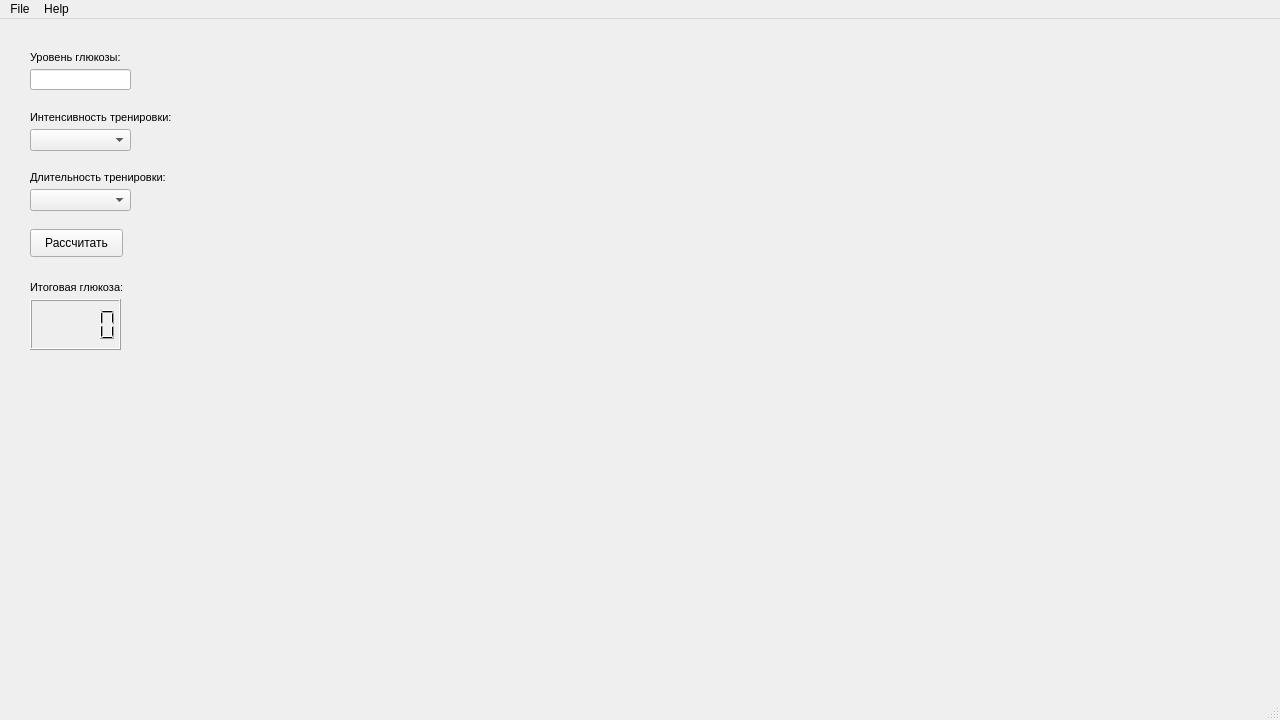
Qt form gui.ui (AlexSergEdge/GlucoMetaSim) before a commit.
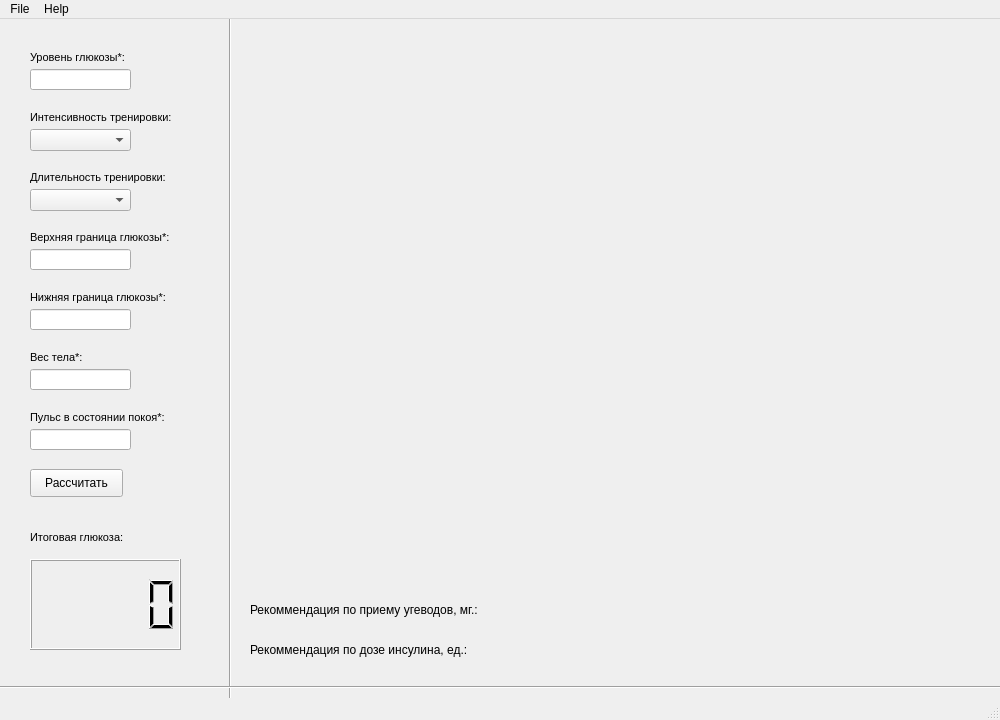
The same form after that commit.

What changed in the file:
```diff
--- a/gui.ui
+++ b/gui.ui
@@ -6,19 +6,19 @@
    <rect>
     <x>0</x>
     <y>0</y>
-    <width>1280</width>
+    <width>1000</width>
     <height>720</height>
    </rect>
   </property>
   <property name="minimumSize">
    <size>
-    <width>1280</width>
+    <width>1000</width>
     <height>720</height>
    </size>
   </property>
   <property name="maximumSize">
    <size>
-    <width>1280</width>
+    <width>1000</width>
     <height>720</height>
    </size>
   </property>
@@ -30,9 +30,9 @@
     <property name="geometry">
      <rect>
       <x>30</x>
-      <y>280</y>
-      <width>91</width>
-      <height>51</height>
+      <y>540</y>
+      <width>151</width>
+      <height>91</height>
      </rect>
     </property>
    </widget>
@@ -81,7 +81,7 @@
      </font>
     </property>
     <property name="text">
-     <string>Уровень глюкозы:</string>
+     <string>Уровень глюкозы*:</string>
     </property>
    </widget>
    <widget class="QLabel" name="label_2">
@@ -124,7 +124,7 @@
     <property name="geometry">
      <rect>
       <x>30</x>
-      <y>210</y>
+      <y>450</y>
       <width>93</width>
       <height>28</height>
      </rect>
@@ -136,8 +136,8 @@
    <widget class="QLabel" name="ImageLabel">
     <property name="geometry">
      <rect>
-      <x>220</x>
-      <y>30</y>
+      <x>290</x>
+      <y>40</y>
       <width>640</width>
       <height>480</height>
      </rect>
@@ -156,7 +156,7 @@
     <property name="geometry">
      <rect>
       <x>30</x>
-      <y>260</y>
+      <y>510</y>
       <width>181</width>
       <height>16</height>
      </rect>
@@ -170,13 +170,268 @@
      <string>Итоговая глюкоза:</string>
     </property>
    </widget>
+   <widget class="QLabel" name="errorLabel">
+    <property name="geometry">
+     <rect>
+      <x>30</x>
+      <y>70</y>
+      <width>161</width>
+      <height>16</height>
+     </rect>
+    </property>
+    <property name="text">
+     <string/>
+    </property>
+   </widget>
+   <widget class="QLabel" name="label_5">
+    <property name="geometry">
+     <rect>
+      <x>30</x>
+      <y>210</y>
+      <width>171</width>
+      <height>16</height>
+     </rect>
+    </property>
+    <property name="font">
+     <font>
+      <pointsize>8</pointsize>
+     </font>
+    </property>
+    <property name="text">
+     <string>Верхняя граница глюкозы*:</string>
+    </property>
+   </widget>
+   <widget class="QLabel" name="errorLabelGHigh">
+    <property name="geometry">
+     <rect>
+      <x>30</x>
+      <y>250</y>
+      <width>161</width>
+      <height>16</height>
+     </rect>
+    </property>
+    <property name="text">
+     <string/>
+    </property>
+   </widget>
+   <widget class="QLineEdit" name="lineEditGHigh">
+    <property name="geometry">
+     <rect>
+      <x>30</x>
+      <y>230</y>
+      <width>101</width>
+      <height>21</height>
+     </rect>
+    </property>
+   </widget>
+   <widget class="QLabel" name="label_6">
+    <property name="geometry">
+     <rect>
+      <x>30</x>
+      <y>270</y>
+      <width>171</width>
+      <height>16</height>
+     </rect>
+    </property>
+    <property name="font">
+     <font>
+      <pointsize>8</pointsize>
+     </font>
+    </property>
+    <property name="text">
+     <string>Нижняя граница глюкозы*:</string>
+    </property>
+   </widget>
+   <widget class="QLabel" name="errorLabelGLow">
+    <property name="geometry">
+     <rect>
+      <x>30</x>
+      <y>310</y>
+      <width>161</width>
+      <height>16</height>
+     </rect>
+    </property>
+    <property name="text">
+     <string/>
+    </property>
+   </widget>
+   <widget class="QLineEdit" name="lineEditGLow">
+    <property name="geometry">
+     <rect>
+      <x>30</x>
+      <y>290</y>
+      <width>101</width>
+      <height>21</height>
+     </rect>
+    </property>
+   </widget>
+   <widget class="QLabel" name="errorLabelBW">
+    <property name="geometry">
+     <rect>
+      <x>30</x>
+      <y>370</y>
+      <width>161</width>
+      <height>16</height>
+     </rect>
+    </property>
+    <property name="text">
+     <string/>
+    </property>
+   </widget>
+   <widget class="QLabel" name="label_7">
+    <property name="geometry">
+     <rect>
+      <x>30</x>
+      <y>330</y>
+      <width>171</width>
+      <height>16</height>
+     </rect>
+    </property>
+    <property name="font">
+     <font>
+      <pointsize>8</pointsize>
+     </font>
+    </property>
+    <property name="text">
+     <string>Вес тела*:</string>
+    </property>
+   </widget>
+   <widget class="QLineEdit" name="lineEditBW">
+    <property name="geometry">
+     <rect>
+      <x>30</x>
+      <y>350</y>
+      <width>101</width>
+      <height>21</height>
+     </rect>
+    </property>
+   </widget>
+   <widget class="QLineEdit" name="lineEditHRb">
+    <property name="geometry">
+     <rect>
+      <x>30</x>
+      <y>410</y>
+      <width>101</width>
+      <height>21</height>
+     </rect>
+    </property>
+   </widget>
+   <widget class="QLabel" name="errorLabelHRb">
+    <property name="geometry">
+     <rect>
+      <x>30</x>
+      <y>430</y>
+      <width>161</width>
+      <height>16</height>
+     </rect>
+    </property>
+    <property name="text">
+     <string/>
+    </property>
+   </widget>
+   <widget class="QLabel" name="label_8">
+    <property name="geometry">
+     <rect>
+      <x>30</x>
+      <y>390</y>
+      <width>171</width>
+      <height>16</height>
+     </rect>
+    </property>
+    <property name="font">
+     <font>
+      <pointsize>8</pointsize>
+     </font>
+    </property>
+    <property name="text">
+     <string>Пульс в состоянии покоя*:</string>
+    </property>
+   </widget>
+   <widget class="Line" name="line">
+    <property name="geometry">
+     <rect>
+      <x>220</x>
+      <y>-20</y>
+      <width>20</width>
+      <height>721</height>
+     </rect>
+    </property>
+    <property name="orientation">
+     <enum>Qt::Vertical</enum>
+    </property>
+   </widget>
+   <widget class="Line" name="line_2">
+    <property name="geometry">
+     <rect>
+      <x>0</x>
+      <y>660</y>
+      <width>1001</width>
+      <height>16</height>
+     </rect>
+    </property>
+    <property name="orientation">
+     <enum>Qt::Horizontal</enum>
+    </property>
+   </widget>
+   <widget class="QLabel" name="label_9">
+    <property name="geometry">
+     <rect>
+      <x>250</x>
+      <y>580</y>
+      <width>251</width>
+      <height>21</height>
+     </rect>
+    </property>
+    <property name="text">
+     <string>Рекоммендация по приему угеводов, мг.:</string>
+    </property>
+   </widget>
+   <widget class="QLabel" name="label_10">
+    <property name="geometry">
+     <rect>
+      <x>250</x>
+      <y>620</y>
+      <width>241</width>
+      <height>21</height>
+     </rect>
+    </property>
+    <property name="text">
+     <string>Рекоммендация по дозе инсулина, ед.:</string>
+    </property>
+   </widget>
+   <widget class="QLabel" name="labelDRec">
+    <property name="geometry">
+     <rect>
+      <x>510</x>
+      <y>580</y>
+      <width>61</width>
+      <height>21</height>
+     </rect>
+    </property>
+    <property name="text">
+     <string/>
+    </property>
+   </widget>
+   <widget class="QLabel" name="labelIRec">
+    <property name="geometry">
+     <rect>
+      <x>510</x>
+      <y>620</y>
+      <width>61</width>
+      <height>21</height>
+     </rect>
+    </property>
+    <property name="text">
+     <string/>
+    </property>
+   </widget>
   </widget>
   <widget class="QMenuBar" name="menubar">
    <property name="geometry">
     <rect>
      <x>0</x>
      <y>0</y>
-     <width>1280</width>
+     <width>1000</width>
      <height>26</height>
     </rect>
    </property>
```
